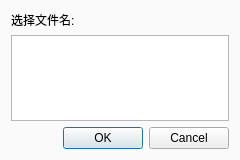
Qt form src/mainwindow/createfiledialog.ui (sxyzccr/CCR-Plus) before a commit.
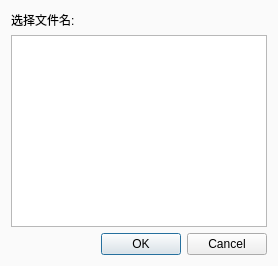
The same form after that commit.

Commit message: Resize widgets in mainwindow

```diff
--- a/src/mainwindow/createfiledialog.ui
+++ b/src/mainwindow/createfiledialog.ui
@@ -2,14 +2,6 @@
 <ui version="4.0">
  <class>CreateFileDialog</class>
  <widget class="QDialog" name="CreateFileDialog">
-  <property name="geometry">
-   <rect>
-    <x>0</x>
-    <y>0</y>
-    <width>240</width>
-    <height>160</height>
-   </rect>
-  </property>
   <property name="windowTitle">
    <string>创建源代码</string>
   </property>
```
The commit also changes 5 other files.
